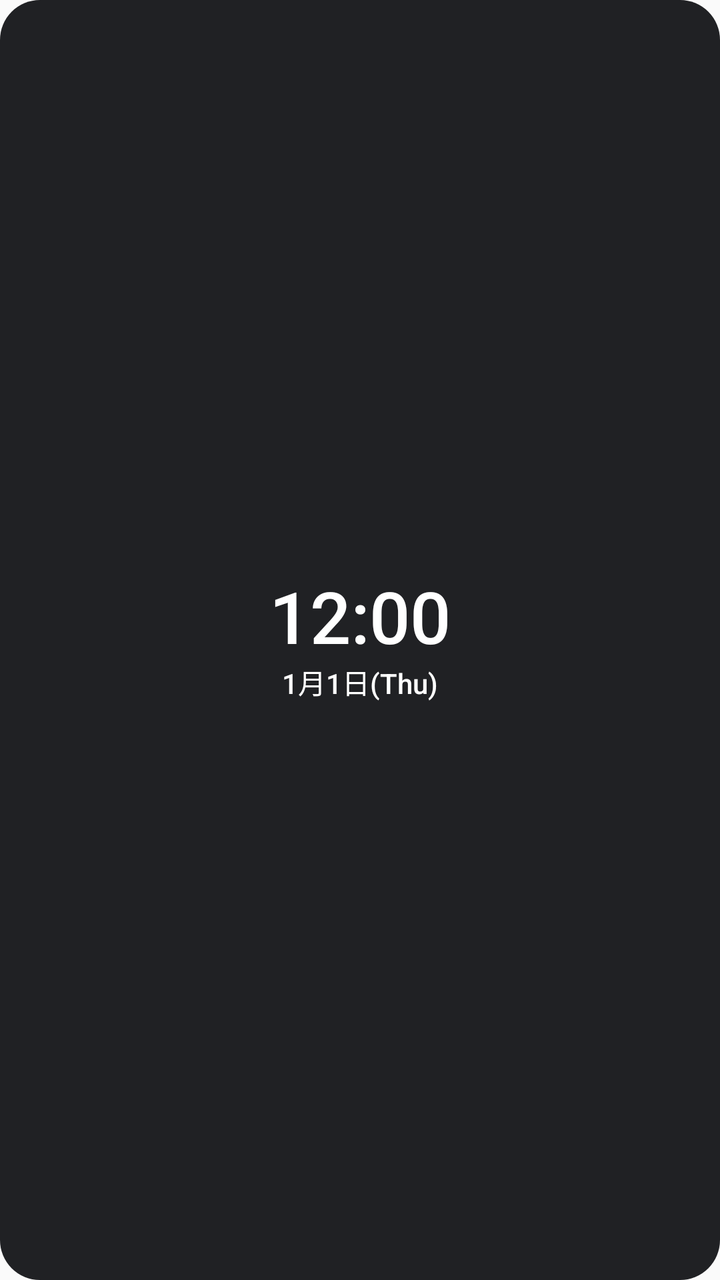
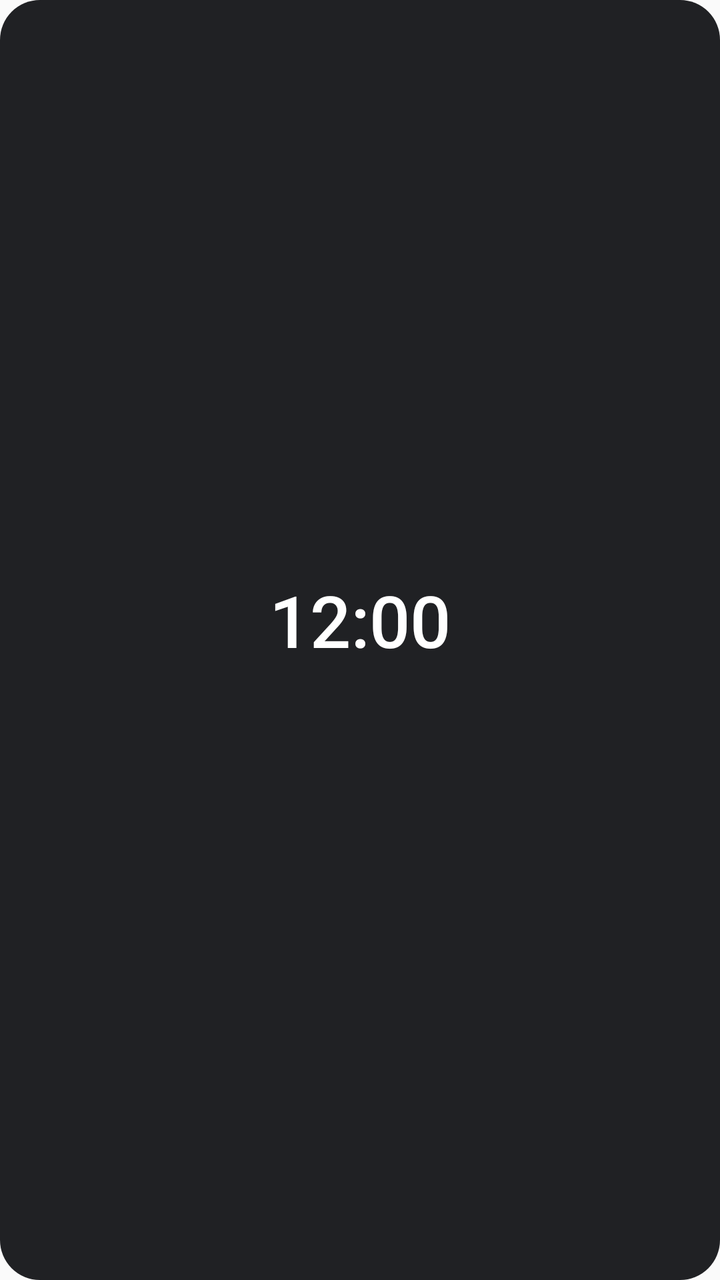

Screens rendered from an Android XML layout before and after an edit, with the pre-edit source and the edit as a unified diff.
<!-- AndroidManifest.xml: application theme android:Theme.Material.Light.NoActionBar -->
<!-- res/layout/widget_medium.xml -->
<?xml version="1.0" encoding="utf-8"?>
<FrameLayout xmlns:android="http://schemas.android.com/apk/res/android"
    android:id="@+id/root"
    android:layout_width="match_parent"
    android:layout_height="match_parent">

    <ImageView
        android:id="@+id/bg"
        android:layout_width="match_parent"
        android:layout_height="match_parent"
        android:scaleType="fitXY"
        android:src="@drawable/widget_bg" />

    <LinearLayout
        android:layout_width="match_parent"
        android:layout_height="match_parent"
        android:gravity="center"
        android:id="@+id/content"
        android:orientation="vertical"
        android:padding="8dp">

        <TextClock
            android:id="@+id/time"
            android:fontFamily="sans-serif-medium"
            android:layout_width="wrap_content"
            android:layout_height="wrap_content"
            android:format12Hour="h:mm"
            android:format24Hour="H:mm"
            android:includeFontPadding="false"
            android:maxLines="1"
            android:textColor="#FFFFFF"
            android:textSize="36sp" />

        <TextClock
            android:id="@+id/date"
            android:fontFamily="sans-serif-medium"
            android:layout_width="wrap_content"
            android:layout_height="wrap_content"
            android:format12Hour="M月d日(E)"
            android:format24Hour="M月d日(E)"
            android:includeFontPadding="false"
            android:maxLines="1"
            android:textColor="#FFFFFF"
            android:textSize="14sp" />
    </LinearLayout>
</FrameLayout>
<!-- resources referenced by this layout -->
<resources>
  <!-- drawable widget_bg (drawable) -->
  <shape xmlns:android="http://schemas.android.com/apk/res/android" android:shape="rectangle">
      <solid android:color="#202124" />
      <corners android:radius="20dp" />
  </shape>
</resources>

<!-- the commit's change to res/layout/widget_medium.xml (unified diff, before → after) -->
@@ -12,18 +12,18 @@
         android:src="@drawable/widget_bg" />
 
     <LinearLayout
+        android:id="@+id/content"
         android:layout_width="match_parent"
         android:layout_height="match_parent"
         android:gravity="center"
-        android:id="@+id/content"
         android:orientation="vertical"
         android:padding="8dp">
 
         <TextClock
             android:id="@+id/time"
-            android:fontFamily="sans-serif-medium"
             android:layout_width="wrap_content"
             android:layout_height="wrap_content"
+            android:fontFamily="sans-serif-medium"
             android:format12Hour="h:mm"
             android:format24Hour="H:mm"
             android:includeFontPadding="false"
@@ -31,13 +31,11 @@
             android:textColor="#FFFFFF"
             android:textSize="36sp" />
 
-        <TextClock
+        <TextView
             android:id="@+id/date"
-            android:fontFamily="sans-serif-medium"
             android:layout_width="wrap_content"
             android:layout_height="wrap_content"
-            android:format12Hour="M月d日(E)"
-            android:format24Hour="M月d日(E)"
+            android:fontFamily="sans-serif-medium"
             android:includeFontPadding="false"
             android:maxLines="1"
             android:textColor="#FFFFFF"
